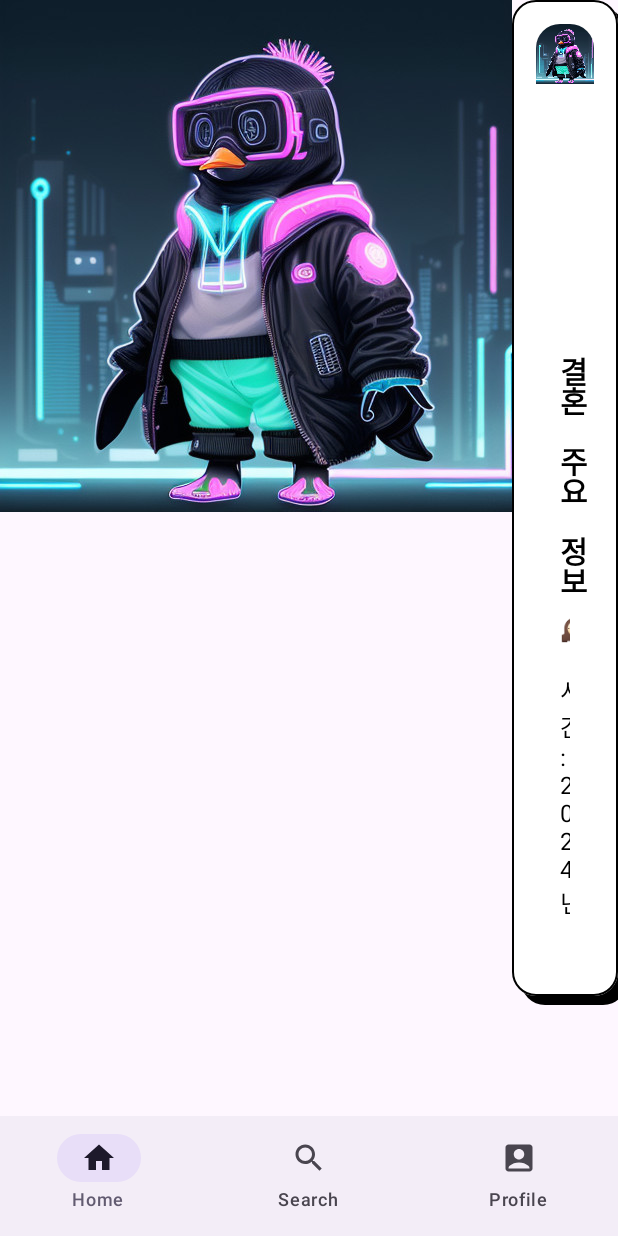
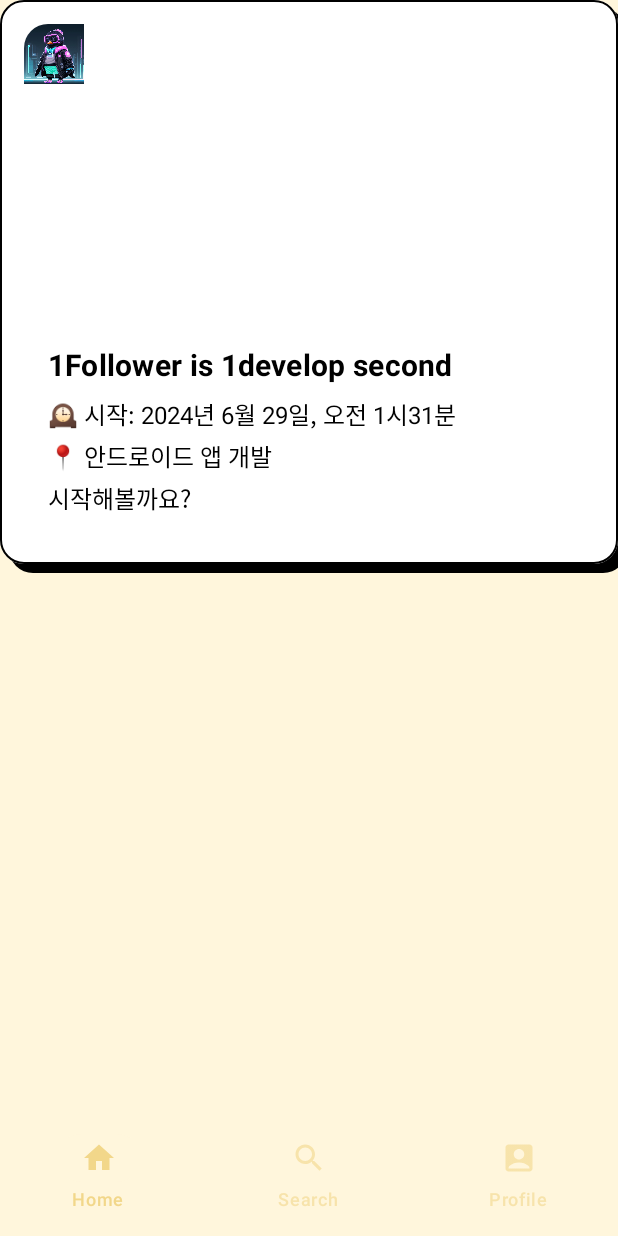
Before and after one commit to hakzzang/Vocabulary, an Android app built with Jetpack Compose: the screen it shows after launch (MainActivity), on a phone screen of 412 x 824 dp. Run offline under Robolectric (Android 15) with nearby library versions, the phone set to English and light mode, and no system bars; our stand-ins replace window size class; Roboto replaces fonts that are not available here.

Commit message:
BottomBar 색상값 변경

```diff
--- a/androidApp/src/main/java/com/damda/vocabulary/android/MyApplicationTheme.kt
+++ /dev/null
@@ -1 +0,0 @@
-package com.damda.vocabulary.android
--- a/desktop/src/main/kotlin/com/damda/desktop/Main.kt
+++ b/desktop/src/main/kotlin/com/damda/desktop/Main.kt
@@ -10,6 +10,7 @@ import androidx.compose.ui.window.WindowPosition
 import androidx.compose.ui.window.application
 import androidx.compose.ui.window.rememberWindowState
 import com.damda.vocabulary.NativeMainApp
+import com.damda.vocabulary.core.FontLoader
 import com.damda.vocabulary.core.ImageResourceLoader
 
 fun main() {
@@ -24,7 +25,7 @@ fun main() {
             ),
         ) {
             Box(modifier = Modifier.fillMaxSize(), contentAlignment = Alignment.Center) {
-                NativeMainApp(ImageResourceLoader())
+                NativeMainApp(ImageResourceLoader(), FontLoader())
             }
         }
     }
--- a/shared/src/commonMain/kotlin/com/damda/vocabulary/TemplateMainApp.kt
+++ b/shared/src/commonMain/kotlin/com/damda/vocabulary/TemplateMainApp.kt
@@ -16,18 +16,20 @@ import androidx.compose.runtime.mutableStateOf
 import androidx.compose.runtime.remember
 import androidx.compose.runtime.setValue
 import androidx.compose.ui.Modifier
+import androidx.compose.ui.graphics.Color
 import androidx.compose.ui.text.font.FontFamily
 import com.damda.vocabulary.core.FontLoader
 import com.damda.vocabulary.core.ImageResourceLoader
+import com.damda.vocabulary.themes.Colors
 import com.damda.vocabulary.themes.LocalEmojiFontFamily
 import com.damda.vocabulary.themes.LocalRegularFontFamily
+import com.damda.vocabulary.themes.VocabularyTheme
 import com.damda.vocabulary.ui.HomeScreen
 import com.damda.vocabulary.ui.ProfileScreen
 import com.damda.vocabulary.ui.SearchScreen
 import com.damda.vocabulary.ui.views.bottombars.BottomBar
 import com.damda.vocabulary.ui.views.bottombars.NavigationRails
 import com.damda.vocabulary.ui.views.navigations.NAVIGATION_ITEMS
-import com.damda.vocabulary.ui.views.views.LoadAndDisplayImage
 
 @Composable
 fun NativeMainApp(
@@ -48,6 +50,7 @@ fun NativeMainApp(
     val windowSize = rememberWindowSize()
 
     if (regularFontFamily != null && emojiFontFamily != null) {
+        VocabularyTheme {
             CompositionLocalProvider(
                 LocalRegularFontFamily provides regularFontFamily!!,
                 LocalEmojiFontFamily provides emojiFontFamily!!
@@ -56,17 +59,17 @@ fun NativeMainApp(
                     if (windowSize == WindowWidthSizeClass.Compact) {
                         BottomBar(NAVIGATION_ITEMS, selectedItem) { selectedItem = it }
                     }
-            }) { innerPadding ->
+                }, modifier = Modifier) { innerPadding ->
                     Row(Modifier.padding(innerPadding)) {
                         if (windowSize == WindowWidthSizeClass.Medium || windowSize == WindowWidthSizeClass.Expanded) {
                             NavigationRails(NAVIGATION_ITEMS, selectedItem) { selectedItem = it }
                         }
-                    LoadAndDisplayImage(imageResourceLoader, "pic8.jpg")
                         Box(modifier = Modifier.padding(innerPadding).weight(1f)) {
                             when (selectedItem) {
                                 0 -> HomeScreen(imageResourceLoader)
                                 1 -> SearchScreen()
                                 2 -> ProfileScreen()
+                            }
                         }
                     }
                 }
--- a/shared/src/commonMain/kotlin/com/damda/vocabulary/themes/Colors.js.kt
+++ b/shared/src/commonMain/kotlin/com/damda/vocabulary/themes/Colors.js.kt
@@ -10,7 +10,8 @@ object Colors {
     val secondaryVariantColor = Color(0xFF603544)
 
     // Background and surface colors
-    val backgroundColor = Color(0xFFFDFBFD)
+    val backgroundColor = Color(0xFFFFF6DC)
+    val onBackgroundColor = Color(0xFFf2d78a)
     val surfaceColor = Color(0xFF7A6F7E)
     val errorColor = Color(0xFF7C535A)
 
--- /dev/null
+++ b/shared/src/commonMain/kotlin/com/damda/vocabulary/themes/Theme.kt
@@ -0,0 +1,30 @@
+package com.damda.vocabulary.themes
+
+
+import androidx.compose.material3.*
+import androidx.compose.runtime.Composable
+
+val VocabularyColorScheme = lightColorScheme(
+    primary = Colors.backgroundColor,
+    primaryContainer = Colors.backgroundColor,
+    background = Colors.backgroundColor,
+    onBackground = Colors.onBackgroundColor
+)
+
+
+// 사용자 정의 타이포그래피 설정
+val MyCustomTypography = Typography()
+
+// 사용자 정의 모양 설정
+val MyCustomShapes = Shapes()
+
+// 사용자 정의 MaterialTheme
+@Composable
+fun VocabularyTheme(content: @Composable () -> Unit) {
+    MaterialTheme (
+        colorScheme = VocabularyColorScheme,
+        typography = MyCustomTypography,
+        shapes = MyCustomShapes,
+        content = content
+    )
+}
--- a/shared/src/commonMain/kotlin/com/damda/vocabulary/ui/views/bottombars/BottomBar.kt
+++ b/shared/src/commonMain/kotlin/com/damda/vocabulary/ui/views/bottombars/BottomBar.kt
@@ -1,27 +1,47 @@
 package com.damda.vocabulary.ui.views.bottombars
 
+import androidx.compose.foundation.background
+import androidx.compose.material.ContentAlpha
 import androidx.compose.material3.Icon
+import androidx.compose.material3.MaterialTheme
 import androidx.compose.material3.NavigationBar
 import androidx.compose.material3.NavigationBarItem
+import androidx.compose.material3.NavigationBarItemDefaults
 import androidx.compose.material3.Text
 import androidx.compose.runtime.Composable
 import androidx.compose.ui.Modifier
+import androidx.compose.ui.graphics.Color
 import com.damda.vocabulary.ui.views.navigations.NavigationItem
 
 @Composable
 fun BottomBar(
     items: List<NavigationItem>,
     selectedItem: Int,
+    backgroundColor: Color = MaterialTheme.colorScheme.background, // 테마에서 정의한 배경 색상 사용
+    contentColor: Color = MaterialTheme.colorScheme.onBackground, // 테마에서 정의한 배경 위의 텍스트 색상 사용
     modifier: Modifier = Modifier,
     onItemSelected: (Int) -> Unit,
 ) {
-    NavigationBar (modifier) {
+    NavigationBar (modifier, containerColor = backgroundColor, contentColor = contentColor) {
         items.forEachIndexed { index, item ->
             NavigationBarItem(
                 icon = { Icon(item.icon, contentDescription = item.label) },
                 label = { Text(item.label) },
                 selected = selectedItem == index,
-                onClick = { onItemSelected(index) }
+                onClick = { onItemSelected(index) },
+                colors = if (selectedItem == index) NavigationBarItemDefaults.colors(
+                    selectedIconColor = MaterialTheme.colorScheme.onBackground,
+                    unselectedIconColor = MaterialTheme.colorScheme.onBackground.copy(alpha = ContentAlpha.medium),
+                    selectedTextColor = MaterialTheme.colorScheme.onBackground,
+                    unselectedTextColor = MaterialTheme.colorScheme.onBackground.copy(alpha = ContentAlpha.medium),
+                    indicatorColor = MaterialTheme.colorScheme.background
+                ) else NavigationBarItemDefaults.colors(
+                    selectedIconColor = MaterialTheme.colorScheme.onBackground,
+                    unselectedIconColor = MaterialTheme.colorScheme.onBackground.copy(alpha = ContentAlpha.medium),
+                    selectedTextColor = MaterialTheme.colorScheme.onBackground,
+                    unselectedTextColor = MaterialTheme.colorScheme.onBackground.copy(alpha = ContentAlpha.medium),
+                    indicatorColor = MaterialTheme.colorScheme.background
+                )
             )
         }
     }
--- a/shared/src/commonMain/kotlin/com/damda/vocabulary/ui/views/cards/Cards.kt
+++ b/shared/src/commonMain/kotlin/com/damda/vocabulary/ui/views/cards/Cards.kt
@@ -30,7 +30,7 @@ import com.damda.vocabulary.ui.views.views.AsyncImage
 
 @Composable
 fun GreetingCardSection(imageResourceLoader: ImageResourceLoader) {
-    CardView {
+    ShadowCard {
         Column {
             // Image 영역
             CardHeader(imageResourceLoader)
@@ -42,7 +42,7 @@ fun GreetingCardSection(imageResourceLoader: ImageResourceLoader) {
 }
 
 @Composable
-fun CardView(
+fun ShadowCard(
     modifier: Modifier = Modifier, // Modifier 타입으로 변경
     backgroundColor: Color = Color.White, // Compose의 Color로 변경
     borderColor: Color = Color.Black, // Compose의 Color로 변경
@@ -107,7 +107,7 @@ fun CardBody() {
             .padding(16.dp)
     ) {
         RegularText(
-            text = "결혼 주요 정보",
+            text = "1Follower is 1develop second",
             fontSize = 20.sp,
             fontWeight = FontWeight.Bold,
             color = Color.Black,
@@ -115,19 +115,19 @@ fun CardBody() {
             style = MaterialTheme.typography.bodyMedium
         )
         EmojiText(
-            text = "\uD83D\uDD70\uFE0F 시간: 2024년 10월 20일, 오전 11시 30분",
+            text = "\uD83D\uDD70\uFE0F 시작: 2024년 6월 29일, 오전 1시31분",
             fontSize = 16.sp,
             color = Color.Black,
             modifier = Modifier.padding(bottom = 4.dp)
         )
         EmojiText(
-            text = "\uD83D\uDCCD 위치: 경기 성남시 분당구 탄천상로 151번길 20",
+            text = "\uD83D\uDCCD 안드로이드 앱 개발",
             fontSize = 16.sp,
             color = Color.Black,
             modifier = Modifier.padding(bottom = 4.dp)
         )
         RegularText(
-            text = "분당앤스퀘어 예식장 (오리역 6번출구 앞)",
+            text = "시작해볼까요?",
             fontSize = 16.sp,
             color = Color.Black
         )
```
Also changed, not shown: shared/src/commonMain/kotlin/com/damda/vocabulary/ui/views/bottombars/NavigationRail.kt (+22 -2 lines). Lines whose indentation alone changed are shown as unchanged.
